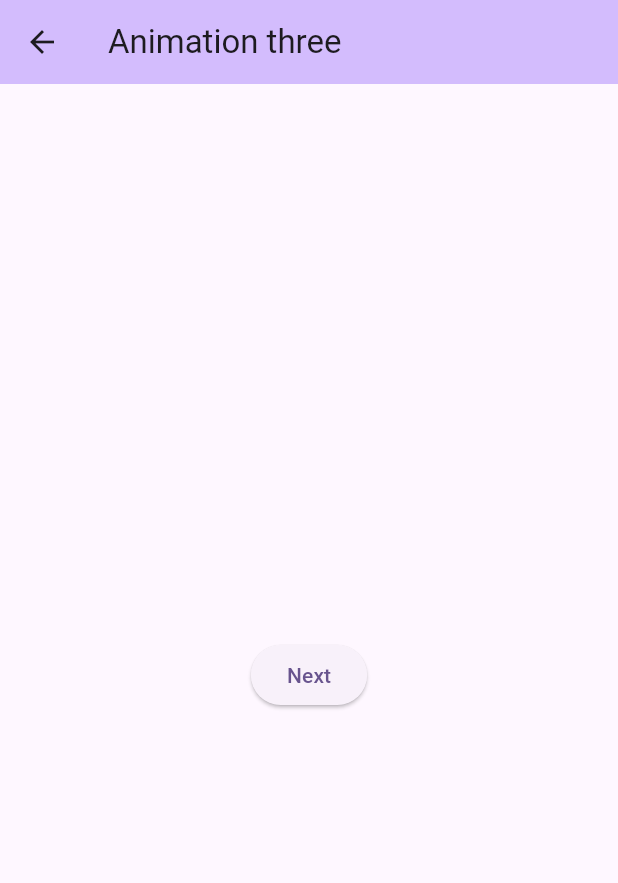
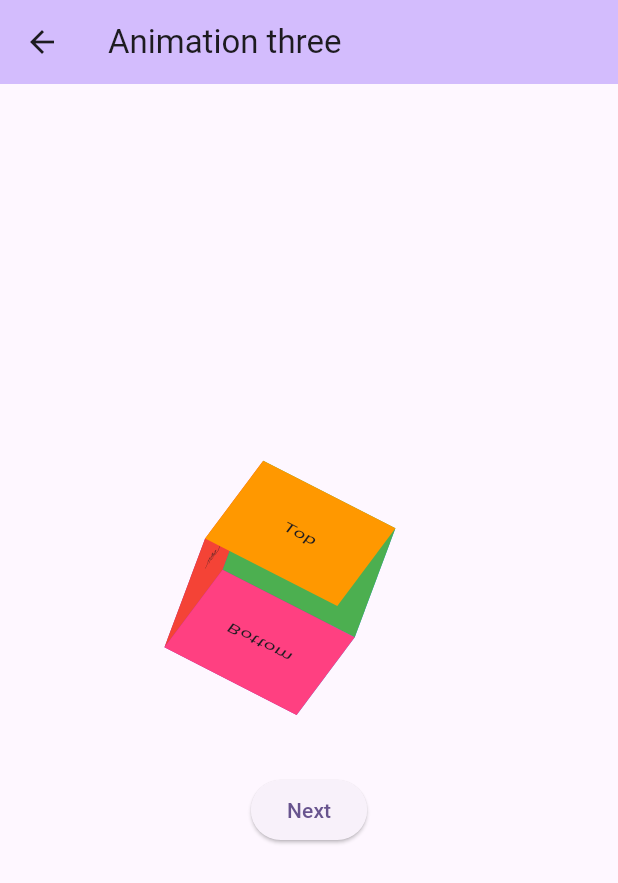
Before and after one commit to EasinHosen/animation_practice_flutter, a Flutter app: the ExampleThreePage screen opened by its route, on a phone screen of 412 x 824 dp. Shown: the top 883 px of the screen. Run offline on Flutter 3.47's test engine with Material 2 defaults, Android fonts, the phone set to English and light mode, and no system bars.

Commit message:
feat: example three 3d animation added

```diff
--- a/lib/pages/example_three_page.dart
+++ b/lib/pages/example_three_page.dart
@@ -1,3 +1,5 @@
+import 'dart:math';
+
 import 'package:flutter/material.dart';
 
 class ExampleThreePage extends StatefulWidget {
@@ -8,9 +10,56 @@ class ExampleThreePage extends StatefulWidget {
   State<ExampleThreePage> createState() => _ExampleThreePageState();
 }
 
-class _ExampleThreePageState extends State<ExampleThreePage> {
+class _ExampleThreePageState extends State<ExampleThreePage>
+    with TickerProviderStateMixin {
+  late AnimationController _xController;
+  late AnimationController _yController;
+  late AnimationController _zController;
+
+  late Tween<double> _animation;
+
+  @override
+  void initState() {
+    _xController = AnimationController(
+      vsync: this,
+      duration: const Duration(seconds: 20),
+    );
+    _yController = AnimationController(
+      vsync: this,
+      duration: const Duration(seconds: 30),
+    );
+    _zController = AnimationController(
+      vsync: this,
+      duration: const Duration(seconds: 40),
+    );
+
+    _animation = Tween<double>(
+      begin: 0,
+      end: pi * 2,
+    );
+    super.initState();
+  }
+
+  @override
+  void dispose() {
+    _xController.dispose();
+    _yController.dispose();
+    _zController.dispose();
+    super.dispose();
+  }
+
   @override
   Widget build(BuildContext context) {
+    _xController
+      ..reset()
+      ..repeat();
+    _yController
+      ..reset()
+      ..repeat();
+    _zController
+      ..reset()
+      ..repeat();
+
     return Scaffold(
       appBar: AppBar(
         title: const Text('Animation three'),
@@ -20,8 +69,118 @@ class _ExampleThreePageState extends State<ExampleThreePage> {
         child: Column(
           mainAxisAlignment: MainAxisAlignment.center,
           children: [
+            AnimatedBuilder(
+              animation: Listenable.merge([
+                _xController,
+                _yController,
+                _zController,
+              ]),
+              builder: (context, child) => Transform(
+                alignment: Alignment.center,
+                transform: Matrix4.identity()
+                  ..rotateX(_animation.evaluate(_xController))
+                  ..rotateY(_animation.evaluate(_yController))
+                  ..rotateZ(_animation.evaluate(_zController)),
+                child: Stack(
+                  children: [
+                    //front
+                    Transform(
+                      alignment: Alignment.center,
+                      transform: Matrix4.translationValues(0, 0, -100.0),
+                      child: Container(
+                        height: 100,
+                        width: 100,
+                        color: Colors.purple,
+                        child: const Center(
+                          child: Text(
+                            'Back',
+                            // style: TextStyle(color: Colors.white),
+                          ),
+                        ),
+                      ),
+                    ),
+                    //left
+                    Transform(
+                      alignment: Alignment.centerLeft,
+                      transform: Matrix4.identity()..rotateY(pi / 2),
+                      child: Container(
+                        height: 100,
+                        width: 100,
+                        color: Colors.red,
+                        child: const Center(
+                          child: Text(
+                            'Left',
+                            // style: TextStyle(color: Colors.white),
+                          ),
+                        ),
+                      ),
+                    ),
+                    //right
+                    Transform(
+                      alignment: Alignment.centerRight,
+                      transform: Matrix4.identity()..rotateY(-pi / 2),
+                      child: Container(
+                        height: 100,
+                        width: 100,
+                        color: Colors.blue,
+                        child: const Center(
+                          child: Text(
+                            'Right',
+                            // style: TextStyle(color: Colors.white),
+                          ),
+                        ),
+                      ),
+                    ),
+                    //back
+                    Container(
+                      height: 100,
+                      width: 100,
+                      color: Colors.green,
+                      child: const Center(
+                        child: Text(
+                          'Front',
+                          // style: TextStyle(color: Colors.white),
+                        ),
+                      ),
+                    ),
+                    //top
+                    Transform(
+                      alignment: Alignment.topCenter,
+                      transform: Matrix4.identity()..rotateX(-pi / 2),
+                      child: Container(
+                        height: 100,
+                        width: 100,
+                        color: Colors.orange,
+                        child: const Center(
+                          child: Text(
+                            'Top',
+                            // style: TextStyle(color: Colors.white),
+                          ),
+                        ),
+                      ),
+                    ),
+                    //bottom
+                    Transform(
+                      alignment: Alignment.bottomCenter,
+                      transform: Matrix4.identity()..rotateX(pi / 2),
+                      child: Container(
+                        height: 100,
+                        width: 100,
+                        color: Colors.pinkAccent,
+                        child: const Center(
+                          child: Text(
+                            'Bottom',
+                            // style: TextStyle(color: Colors.white),
+                          ),
+                        ),
+                      ),
+                    ),
+                  ],
+                ),
+              ),
+            ),
             const SizedBox(
-              height: 20,
+              height: 100,
             ),
             ElevatedButton(
                 onPressed: () {
```
